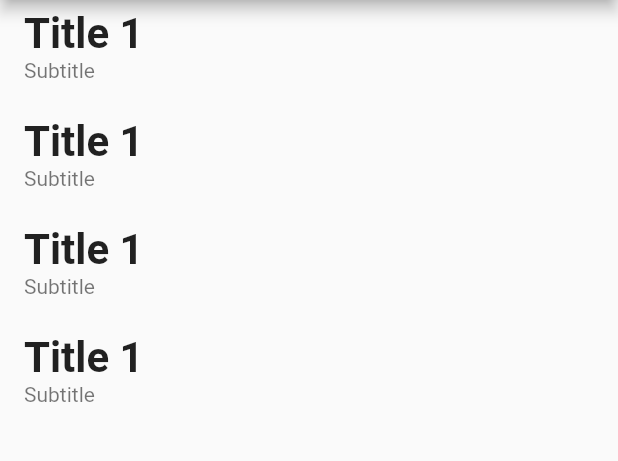
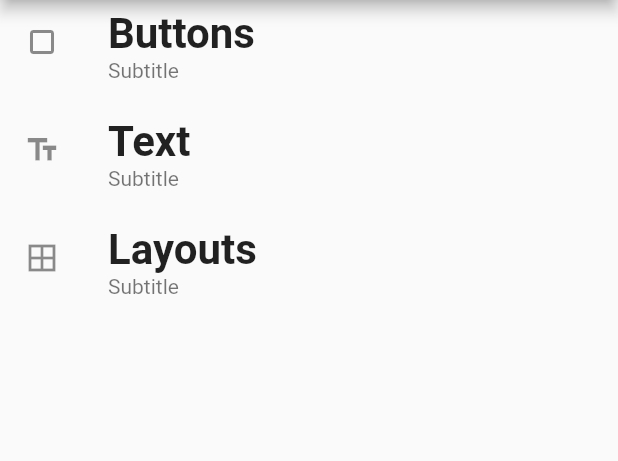
Before and after one commit to Maharba/reference_app, a Flutter app: the screen it shows after launch, on a phone screen of 412 x 824 dp, the part 84-545 px from its top. Run offline on Flutter 3.47's test engine with Material 2 defaults, Android fonts, the phone set to English and light mode, and no system bars.

Commit message:
Added new options and refactored code to allow navigation.

```diff
--- a/lib/main.dart
+++ b/lib/main.dart
@@ -1,4 +1,9 @@
 import 'package:flutter/material.dart';
 import 'package:reference_app/views/home.dart';
 
-void main() => runApp(MyApp());
+void main() => runApp(
+  MaterialApp(
+    title: "My App",
+    home: MyApp()
+  )
+);
--- a/lib/views/home.dart
+++ b/lib/views/home.dart
@@ -1,8 +1,9 @@
 import 'package:flutter/material.dart';
+import 'package:reference_app/views/buttons.dart';
 
 class MyApp extends StatelessWidget{
 
-  ListTile _listItem(String title, String subtitle) => ListTile(
+  ListTile _listItem(String title, String subtitle, IconData icon, Function callback) => ListTile(
       title: Text(
         title,
         style: TextStyle(
@@ -10,34 +11,26 @@ class MyApp extends StatelessWidget{
             fontWeight: FontWeight.bold
         ),
       ),
-      subtitle: Text(subtitle)
+      subtitle: Text(subtitle),
+      leading: Icon(icon),
+      onTap: callback,
   );
 
-  ListView _listView(String title) => ListView(
-    children: <Widget>[
-
-    ],
-  );
-
-  Widget _buildList() => ListView(
+  Widget _buildList(BuildContext context) => ListView(
       children: [
-        _listItem("Title 1", "Subtitle"),
-        _listItem("Title 1", "Subtitle"),
-        _listItem("Title 1", "Subtitle"),
-        _listItem("Title 1", "Subtitle")
+        _listItem("Buttons", "Subtitle", Icons.crop_square, () => Navigator.of(context).push(MaterialPageRoute(builder: (context) => Buttons()))),
+        _listItem("Text", "Subtitle", Icons.text_fields, () => print("something")),
+        _listItem("Layouts", "Subtitle", Icons.border_all, () => print("something")),
       ]
   );
 
   @override
   Widget build(BuildContext context) {
-    return MaterialApp(
-      title: "Title",
-      home: Scaffold(
+    return Scaffold(
           appBar: AppBar(
               title: Text("Reference App", textDirection: TextDirection.ltr)
           ),
-          body: _buildList()
-      ),
+          body: _buildList(context)
     );
   }
 }
```
